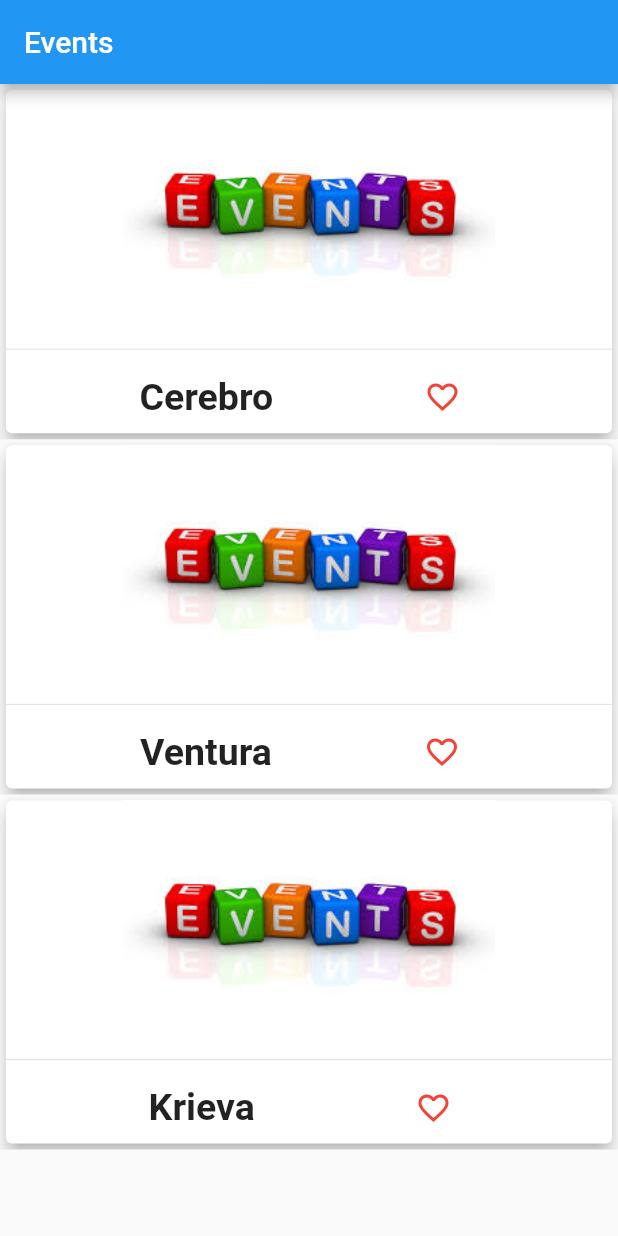
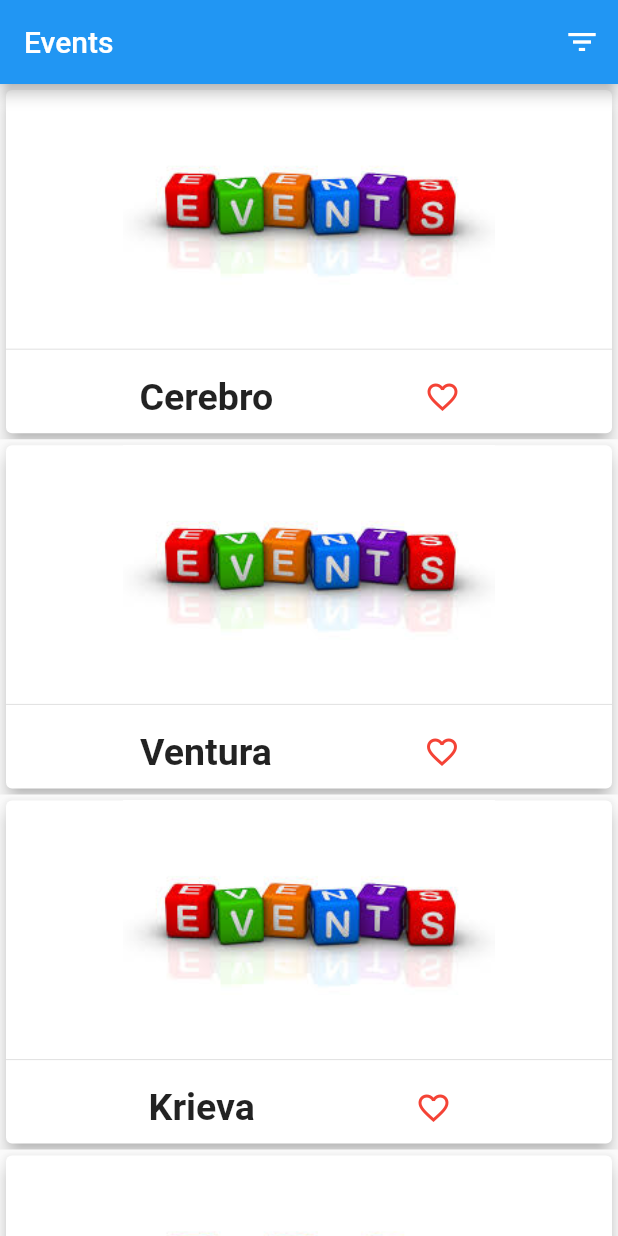
Before and after one commit to Ronik-Shah/College_Event_Management, a Flutter app: the screen it shows after launch, on a phone screen of 412 x 824 dp. Run offline on Flutter 3.47's test engine with Material 2 defaults, Android fonts, the phone set to English and light mode, and no system bars.

Commit message:
Added favourite feature in event list page.

```diff
--- a/lib/Models/Event.dart
+++ b/lib/Models/Event.dart
@@ -1,6 +1,7 @@
 import 'package:flutter/foundation.dart';
 
 class Event {
+  String id;
   String title;
   DateTime occuranceDate;
   String about;
@@ -9,6 +10,7 @@ class Event {
   bool isFavourite;
 
   Event({
+    @required this.id,
     @required this.occuranceDate,
     @required this.about,
     @required this.title,
@@ -21,12 +23,13 @@ class Event {
 class Events with ChangeNotifier {
   List<Event> _items = [
     Event(
+      id: "E1",
       title: "Cerebro",
       about:
           "Lorem ipsum dolor sit amet, consectetur adipiscing elit. Integer vitae magna nec eros eleifend porta sed id tortor. Donec at nisl eu quam pretium pharetra. Maecenas mauris ante, faucibus non convallis sed, volutpat vel libero. Etiam pellentesque purus sed leo pellentesque, sit amet porta elit imperdiet. Duis dignissim dui nec turpis feugiat, id aliquet ligula sodales. Donec ac leo nec diam fermentum imperdiet. Suspendisse sed elementum magna. Nullam rutrum libero quam, eget feugiat elit interdum ut. Quisque fermentum tempor metus, at aliquam metus aliquet sed. In varius leo ipsum, ut ultrices libero aliquet id. Cras aliquet eleifend vulputate. Orci varius natoque penatibus et magnis dis parturient montes, nascetur ridiculus mus. Aliquam erat volutpat.",
       prizes: [
+        "4k",
         "2k",
-        "1k",
       ],
       rules: [
         "Do not cheat",
@@ -35,6 +38,7 @@ class Events with ChangeNotifier {
       occuranceDate: DateTime(2020, 4, 1),
     ),
     Event(
+      id: "E2",
       title: "Ventura",
       about:
           "Lorem ipsum dolor sit amet, consectetur adipiscing elit. Integer vitae magna nec eros eleifend porta sed id tortor. Donec at nisl eu quam pretium pharetra. Maecenas mauris ante, faucibus non convallis sed, volutpat vel libero. Etiam pellentesque purus sed leo pellentesque, sit amet porta elit imperdiet. Duis dignissim dui nec turpis feugiat, id aliquet ligula sodales. Donec ac leo nec diam fermentum imperdiet. Suspendisse sed elementum magna. Nullam rutrum libero quam, eget feugiat elit interdum ut. Quisque fermentum tempor metus, at aliquam metus aliquet sed. In varius leo ipsum, ut ultrices libero aliquet id. Cras aliquet eleifend vulputate. Orci varius natoque penatibus et magnis dis parturient montes, nascetur ridiculus mus. Aliquam erat volutpat.",
@@ -49,12 +53,13 @@ class Events with ChangeNotifier {
       occuranceDate: DateTime(2020, 4, 18),
     ),
     Event(
+      id: "E3",
       title: "Krieva",
       about:
           "Lorem ipsum dolor sit amet, consectetur adipiscing elit. Integer vitae magna nec eros eleifend porta sed id tortor. Donec at nisl eu quam pretium pharetra. Maecenas mauris ante, faucibus non convallis sed, volutpat vel libero. Etiam pellentesque purus sed leo pellentesque, sit amet porta elit imperdiet. Duis dignissim dui nec turpis feugiat, id aliquet ligula sodales. Donec ac leo nec diam fermentum imperdiet. Suspendisse sed elementum magna. Nullam rutrum libero quam, eget feugiat elit interdum ut. Quisque fermentum tempor metus, at aliquam metus aliquet sed. In varius leo ipsum, ut ultrices libero aliquet id. Cras aliquet eleifend vulputate. Orci varius natoque penatibus et magnis dis parturient montes, nascetur ridiculus mus. Aliquam erat volutpat.",
       prizes: [
-        "2k",
         "1k",
+        "0.5k",
       ],
       rules: [
         "Do not cheat",
@@ -62,7 +67,24 @@ class Events with ChangeNotifier {
       ],
       occuranceDate: DateTime(2020, 3, 15),
     ),
+    Event(
+      id: "E4",
+      title: "Tech Hunt",
+      about:
+          "Lorem ipsum dolor sit amet, consectetur adipiscing elit. Integer vitae magna nec eros eleifend porta sed id tortor. Donec at nisl eu quam pretium pharetra. Maecenas mauris ante, faucibus non convallis sed, volutpat vel libero. Etiam pellentesque purus sed leo pellentesque, sit amet porta elit imperdiet. Duis dignissim dui nec turpis feugiat, id aliquet ligula sodales. Donec ac leo nec diam fermentum imperdiet. Suspendisse sed elementum magna. Nullam rutrum libero quam, eget feugiat elit interdum ut. Quisque fermentum tempor metus, at aliquam metus aliquet sed. In varius leo ipsum, ut ultrices libero aliquet id. Cras aliquet eleifend vulputate. Orci varius natoque penatibus et magnis dis parturient montes, nascetur ridiculus mus. Aliquam erat volutpat.",
+      prizes: [
+        "8k",
+        "4k",
+      ],
+      rules: [
+        "Do not cheat",
+        "Organizer's decision is final.",
+      ],
+      occuranceDate: DateTime(2020, 4, 4),
+    ),
   ];
+
+  List<Event> _favouritedItems = [];
 
   // Future<void> fetchAndSetEvents async(
   // String http = "http://3.15.204.39:8000/api/events";
@@ -72,12 +94,25 @@ class Events with ChangeNotifier {
     return [..._items];
   }
 
-  void changeFavouriteStatus(int index) {
-    _items.elementAt(index).isFavourite = !_items.elementAt(index).isFavourite;
+  List<Event> get favouritedItems {
+    return [..._favouritedItems];
+  }
+
+  void changeFavouriteStatus(Event event) {
+    _items.firstWhere((e) => e == event).isFavourite =
+        !_items.firstWhere((e) => e == event).isFavourite;
     notifyListeners();
   }
 
   Event returnEventBasedOnIndex(int index) {
     return _items.elementAt(index);
   }
+
+  void addToFavouritedItems(Event event) {
+    favouritedItems.add(event);
+  }
+
+  void removeFromFavouritedItems(Event event) {
+    favouritedItems.remove(event);
+  }
 }
--- a/lib/Screens/events_screen.dart
+++ b/lib/Screens/events_screen.dart
@@ -5,25 +5,65 @@ import '../Widgets/events_screen_item.dart';
 
 import '../Models/Event.dart';
 
-class EventScreen extends StatelessWidget {
+class EventScreen extends StatefulWidget {
   static const routeName = "/EventScreen";
   @override
+  _EventScreenState createState() => _EventScreenState();
+}
+
+class _EventScreenState extends State<EventScreen> {
+  List<Event> favouritedList = [];
+  List<Event> eventList = [];
+  bool favouriteMode = false;
+  void buildFavouritedList() {
+    favouritedList.clear();
+    for (var event in eventList) {
+      if (event.isFavourite) favouritedList.add(event);
+    }
+  }
+
+  @override
   Widget build(BuildContext context) {
-    List<Event> eventList = Provider.of<Events>(context, listen: false).items;
+    eventList = Provider.of<Events>(context, listen: false).items;
     return Scaffold(
       appBar: AppBar(
         title: Text("Events"),
+        actions: <Widget>[
+          IconButton(
+            icon: (favouriteMode)
+                ? Icon(Icons.filter_1)
+                : Icon(Icons.filter_list),
+            tooltip: "Show only favourites",
+            onPressed: () {
+              setState(
+                () {
+                  favouriteMode = !favouriteMode;
+                  buildFavouritedList();
+                },
+              );
+            },
           ),
-      body: (eventList.length == 0)
+        ],
+      ),
+      body:
+          ((favouriteMode) ? favouritedList.length == 0 : eventList.length == 0)
               ? Center(
-              child: Text("No events yet..."),
+                  child: (favouriteMode)
+                      ? Text("No favourited events yet...")
+                      : Text("No events yet..."),
+                )
+              : (!favouriteMode)
+                  ? ListView.builder(
+                      itemBuilder: (ctx, i) => EventScreenItem(
+                        event: eventList[i],
+                      ),
+                      itemCount: eventList.length,
                     )
                   : ListView.builder(
                       itemBuilder: (ctx, i) => EventScreenItem(
-                index: i,
-                event: eventList[i],
+                        event: favouritedList[i],
                       ),
-              itemCount: eventList.length,
+                      itemCount: favouritedList.length,
                     ),
     );
   }
--- a/lib/Widgets/events_screen_item.dart
+++ b/lib/Widgets/events_screen_item.dart
@@ -6,8 +6,7 @@ import '../Models/Event.dart';
 
 class EventScreenItem extends StatefulWidget {
   final Event event;
-  final int index;
-  EventScreenItem({@required this.event, @required this.index});
+  EventScreenItem({@required this.event});
 
   @override
   _EventScreenItemState createState() => _EventScreenItemState();
@@ -27,12 +26,12 @@ class _EventScreenItemState extends State<EventScreenItem> {
               onTap: () {
                 Navigator.of(context).pushNamed(
                     EventDescriptionScreen.routeName,
-                    arguments: widget.index);
+                    arguments: widget.event);
               },
               child: Align(
                 alignment: Alignment.topCenter,
                 child: Hero(
-                  tag: "eventScrenItem ${widget.index}",
+                  tag: widget.event.id,
                   child: Container(
                     height: mediaQuery.size.height * 0.2,
                     child: Image.asset(
@@ -57,18 +56,35 @@ class _EventScreenItemState extends State<EventScreenItem> {
                         .fontWeight,
                   ),
                 ),
-                IconButton(
-                  color: Colors.red,
-                  icon: (Provider.of<Events>(context)
-                          .items[widget.index]
-                          .isFavourite)
-                      ? Icon(Icons.favorite)
-                      : Icon(Icons.favorite_border),
-                  onPressed: () {
-                    Provider.of<Events>(context, listen: false)
-                        .changeFavouriteStatus(widget.index);
-                  },
-                ),
+                (widget.event.isFavourite)
+                    ? IconButton(
+                        color: Colors.red,
+                        icon: Icon(Icons.favorite),
+                        onPressed: () {
+                          setState(
+                            () {
+                              Provider.of<Events>(context, listen: false)
+                                  .changeFavouriteStatus(widget.event);
+                              Provider.of<Events>(context, listen: false)
+                                  .addToFavouritedItems(widget.event);
+                            },
+                          );
+                        },
+                      )
+                    : IconButton(
+                        color: Colors.red,
+                        icon: Icon(Icons.favorite_border),
+                        onPressed: () {
+                          setState(
+                            () {
+                              Provider.of<Events>(context, listen: false)
+                                  .changeFavouriteStatus(widget.event);
+                              Provider.of<Events>(context, listen: false)
+                                  .removeFromFavouritedItems(widget.event);
+                            },
+                          );
+                        },
+                      ),
               ],
             ),
           ],
```
Also changed, not shown: lib/Screens/EventsDescription/events_description.dart (+2 -5 lines). Lines whose indentation alone changed are shown as unchanged.
